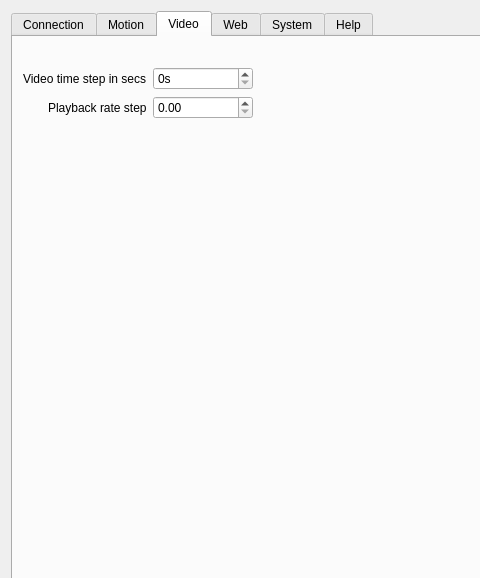
The window that src/settings.ui (jcfain/XTPlayer) describes before a commit, drawn with Qt 5; both pictures show x 0 to 480 and y 0 to 578 of the 1304 by 713 pixel window.
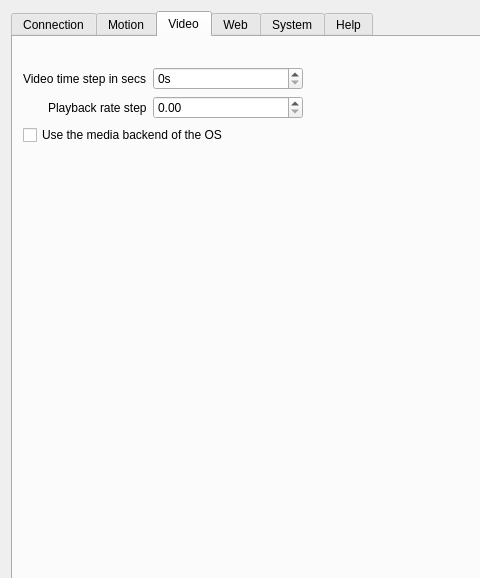
The same window after the commit. The open tabs and pages were chosen to show the change. Icons and pictures are not drawn.

Commit message: Add option to disable full screen UI on mouse move and only show when hovering over the UI rectangle

```diff
--- a/src/settings.ui
+++ b/src/settings.ui
@@ -978,7 +978,7 @@
         <rect>
          <x>10</x>
          <y>30</y>
-         <width>230</width>
+         <width>280</width>
          <height>451</height>
         </rect>
        </property>
@@ -1022,6 +1022,26 @@
         <item row="1" column="1">
          <widget class="QDoubleSpinBox" name="playbackRateSpinBox"/>
         </item>
+        <item row="3" column="0">
+         <spacer name="verticalSpacer">
+          <property name="orientation">
+           <enum>Qt::Orientation::Vertical</enum>
+          </property>
+          <property name="sizeHint" stdset="0">
+           <size>
+            <width>20</width>
+            <height>40</height>
+           </size>
+          </property>
+         </spacer>
+        </item>
+        <item row="2" column="0" colspan="2">
+         <widget class="QCheckBox" name="useMediaBackendChk">
+          <property name="text">
+           <string>Use the media backend of the OS</string>
+          </property>
+         </widget>
+        </item>
        </layout>
       </widget>
      </widget>
@@ -1472,7 +1492,10 @@
              </widget>
             </item>
             <item row="0" column="1">
-             <widget class="QCheckBox" name="useMediaBackendChk">
+             <widget class="QCheckBox" name="fullscreenUIOnlyOnMouseover">
+              <property name="toolTip">
+               <string>If checked, the fullscreen UI will only show up if the mouse is over the area of the UI.</string>
+              </property>
               <property name="text">
                <string>Use the media backend of the OS</string>
               </property>
```
Left out of the diff: 154 changed lines with no effect on the pictures. The commit also changes 5 other files.
